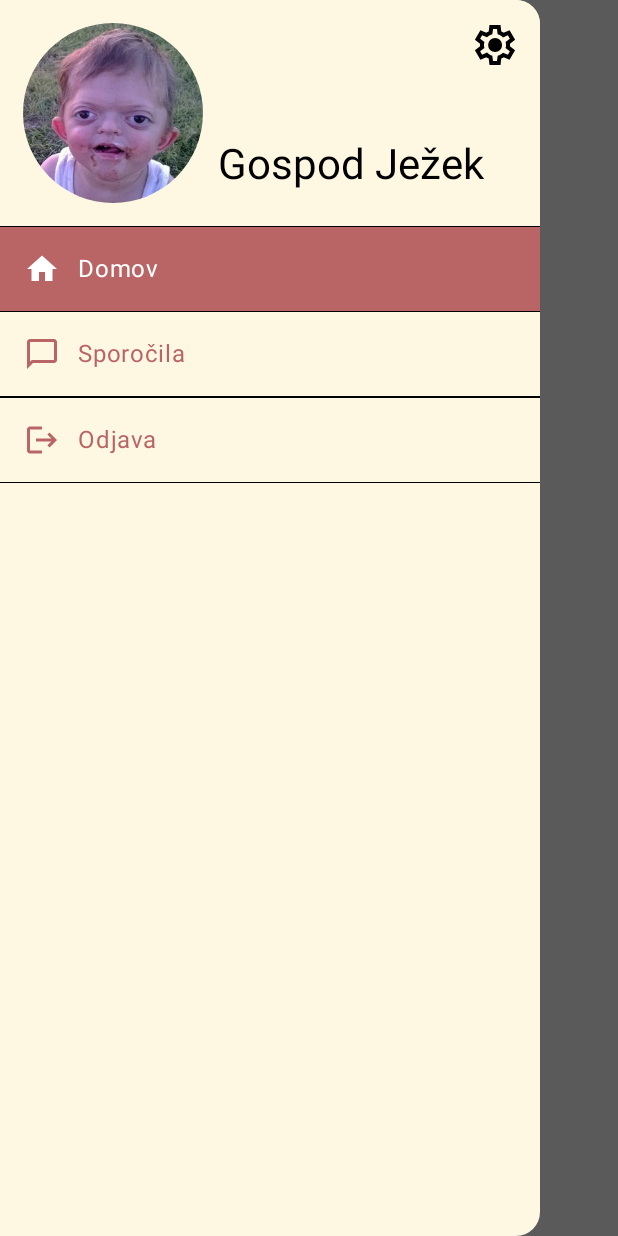
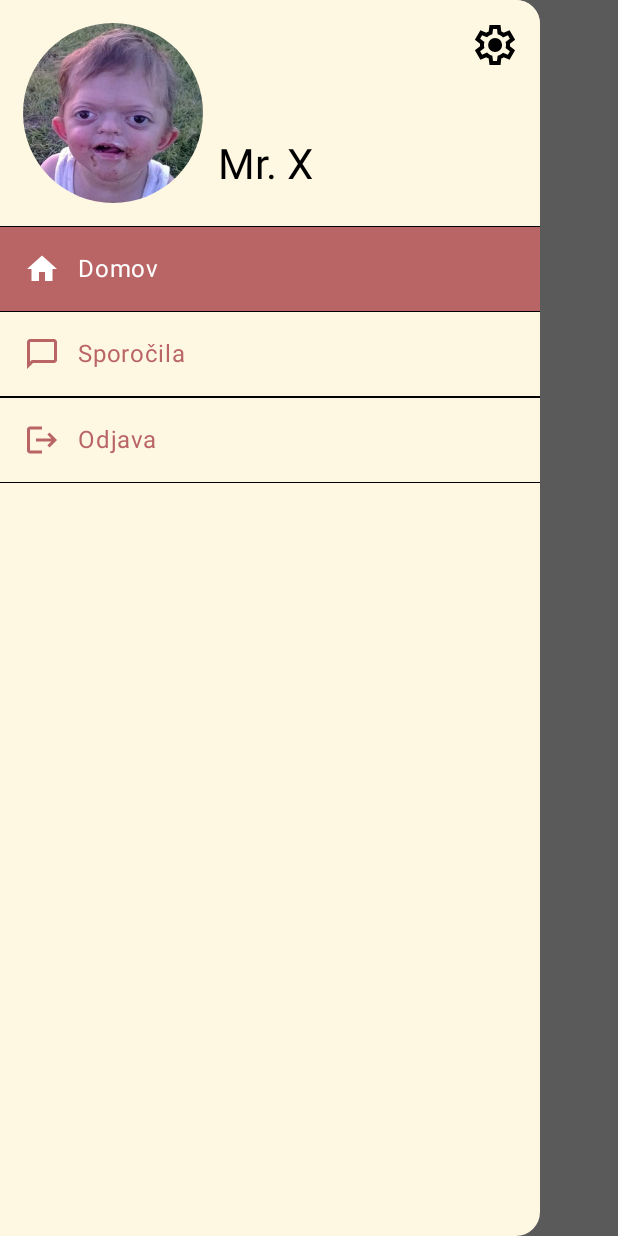
Before and after one commit to ducken1/TravelBuddy, an Android app built with Jetpack Compose: the SettingsScreen screen opened through its navigation route, after a tap on "Menu", on a phone screen of 412 x 824 dp. Run offline under Robolectric (Android 15) with nearby library versions, the phone set to English and light mode, and no system bars; our stand-ins replace Firebase (no records; nobody signed in at launch, a user with empty details on screens opened directly); 3 statements that could not run were skipped.

Commit message:
paddingi in offseti .. color dates

```diff
--- a/app/src/main/java/com/example/placcompose/HomeScreen.kt
+++ b/app/src/main/java/com/example/placcompose/HomeScreen.kt
@@ -10,6 +10,7 @@ import androidx.compose.foundation.layout.Spacer
 import androidx.compose.foundation.layout.fillMaxSize
 import androidx.compose.foundation.layout.fillMaxWidth
 import androidx.compose.foundation.layout.height
+import androidx.compose.foundation.layout.offset
 import androidx.compose.foundation.layout.padding
 import androidx.compose.foundation.layout.size
 import androidx.compose.foundation.rememberScrollState
@@ -73,8 +74,8 @@ fun HomeScreen(navController: NavHostController, openDrawer: () -> Unit)  {
             Row(
                 modifier = Modifier
                     .fillMaxWidth()
-                    .padding(top = 16.dp, bottom = 8.dp),
-                verticalAlignment = Alignment.CenterVertically
+                    .padding(top = 12.dp, bottom = 8.dp),
+                verticalAlignment = Alignment.Top
             ) {
                 Icon(
                     painter = painterResource(id = R.drawable.menu),
@@ -96,8 +97,10 @@ fun HomeScreen(navController: NavHostController, openDrawer: () -> Unit)  {
                     },
                     modifier = Modifier
                         .fillMaxWidth()
-                        .padding(start = 16.dp),
-                    placeholder = { Text(text = "Išči po ključnih besedah...") },
+                        .height(45.dp)
+                        .padding(start = 16.dp)
+                        .offset(y = (-5).dp),
+                    placeholder = { Text(text = "Išči po ključnih besedah...", fontSize = 12.sp) },
                     singleLine = true,
                     shape = RoundedCornerShape(16.dp),
                     textStyle = TextStyle.Default.copy(fontSize = 16.sp),
@@ -118,9 +121,6 @@ fun HomeScreen(navController: NavHostController, openDrawer: () -> Unit)  {
             }
 
 
-
-            Spacer(modifier = Modifier.height(8.dp))
-
             // Seznam uporabnikov
             UsersSeznam(
                 usersData = searchData,
--- a/app/src/main/java/com/example/placcompose/SettingsScreen.kt
+++ b/app/src/main/java/com/example/placcompose/SettingsScreen.kt
@@ -310,7 +310,7 @@ fun SettingsScreen(navController: NavHostController, openDrawer: () -> Unit) {
                     }
 
                     // Po želji dodaš prikaz izbranih datumov:
-                    Text("Od: ${startDate.value}  Do: ${endDate.value}", fontSize = 12.sp)
+                    Text("Od: ${startDate.value}  Do: ${endDate.value}", fontSize = 12.sp, color = Color(0xFFBA6565))
                 }
             }
         }
--- a/app/src/main/java/com/example/placcompose/ui/theme/NavigationDrawerM3.kt
+++ b/app/src/main/java/com/example/placcompose/ui/theme/NavigationDrawerM3.kt
@@ -160,7 +160,7 @@ fun NavigationDrawerM3(navController: NavHostController) {
                                 .clip(CircleShape)
                         )
                         Text(
-                            text = userName ?: "Gospod Ježek",
+                            text = userName ?: "Mr. X",
                             style = MaterialTheme.typography.headlineLarge,
                             color = Color.Black,
                             fontSize = 28.sp,
--- a/app/src/main/java/com/example/placcompose/ui/theme/UsersItem.kt
+++ b/app/src/main/java/com/example/placcompose/ui/theme/UsersItem.kt
@@ -66,7 +66,7 @@ fun UsersItem(userData: UsersData, onClick: () -> Unit, navController: NavHostCo
 
     Box(
         modifier = Modifier
-            .padding(5.dp)
+            .padding(vertical = 5.dp)
             .border(
                 width = 0.6.dp,
                 color = Color(0xFFBA6565),
@@ -75,7 +75,7 @@ fun UsersItem(userData: UsersData, onClick: () -> Unit, navController: NavHostCo
     ) {
     Card(
         modifier = Modifier
-            .width(375.dp)
+            .fillMaxWidth()
             .wrapContentHeight()
             .clickable(onClick = onClick),
         shape = RoundedCornerShape(16.dp),
```
